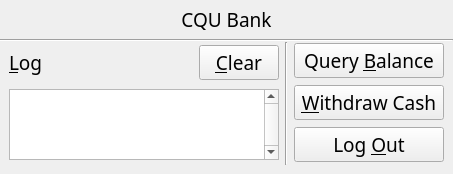
Old version of the form atmclientview.ui in the repository iphelf/ATM-Client.
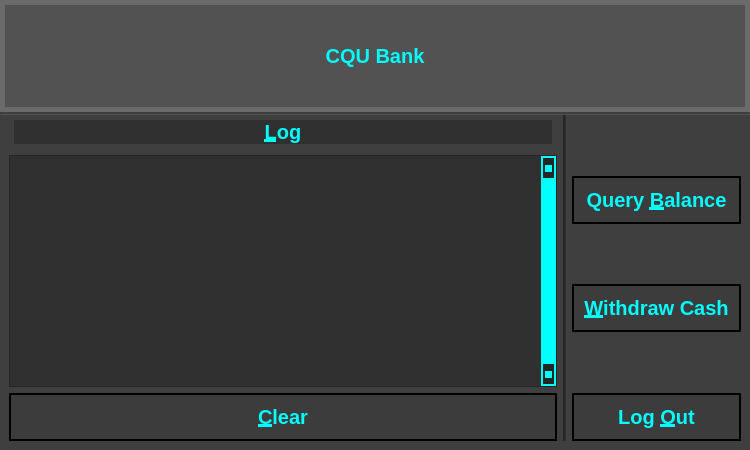
New version of the form. Icons and pictures are not drawn.

Commit message: Add asldkfj;kasdhglkadsh;fklsjd;fkldsakgjsa;dlkfj stylesheets.....

What changed in the file:
```diff
--- a/atmclientview.ui
+++ b/atmclientview.ui
@@ -6,19 +6,138 @@
    <rect>
     <x>0</x>
     <y>0</y>
-    <width>453</width>
-    <height>174</height>
+    <width>750</width>
+    <height>450</height>
    </rect>
   </property>
   <property name="font">
    <font>
-    <family>微软雅黑</family>
-    <pointsize>14</pointsize>
+    <family>Tahoma</family>
+    <pointsize>22</pointsize>
+    <weight>50</weight>
+    <italic>false</italic>
+    <bold>false</bold>
    </font>
   </property>
   <property name="windowTitle">
    <string>ATM Client</string>
   </property>
+  <property name="styleSheet">
+   <string notr="true">QMainWindow *{
+    font-size:20px;
+    font-weight:bold;
+	font: 22pt &quot;Tahoma&quot;;
+    background: rgba(0, 0, 0, 60);
+    color: cyan;
+    outline:none;
+    selection-color:white;
+    selection-background-color:limegreen;
+}
+QMainWindow{
+	border-image: url(./pic/Bright.jpg) 0 0 0 0 stretch stretch;
+}
+*:focus{
+    color: limegreen;
+    outline:none;
+}
+#labelCQUBank{
+	font: 36pt &quot;Tahoma&quot;;
+}
+#labelMenu{
+	font: 36pt &quot;Tahoma&quot;;
+}
+QPushButton{
+    background:#333333;
+	background-color: rgba(51, 51, 51, 60);
+    padding:10px;
+    color:cyan;
+    border-width: 2px;
+    border-style: solid;
+    border-color: rgba(0, 0, 0);
+    border-radius: 0px;
+}
+QPushButton:hover{
+    color:cyan;
+    border-color:cyan;
+    /*
+    border-top-color: cyan;
+    border-bottom-color: cyan;
+    border-left-color: black;
+    border-right-color: black;
+    */
+}
+QPushButton:pressed{
+	background-color: rgba(17, 17, 17, 60);
+    border-color:rgba(255, 255, 255);
+}
+QPushButton:focus{
+    color:limegreen;
+    outline:none;
+}
+QLineEdit{
+    border-style:outset;
+    margin:5px;
+    border-width:2px;
+	border-color:transparent;
+    border-bottom-color: cyan;
+}
+QLineEdit:hover{
+    border-bottom-color:rgba(255, 255, 255, 60);
+    color:limegreen;
+}
+Line{
+    background-color:cyan;
+}
+ QScrollBar:vertical {
+     border: 2px solid cyan;
+     background: transparent;
+     width: 15px;
+     margin: 22px 0 22px 0;
+ }
+ QScrollBar::handle:vertical {
+     background: cyan;
+     min-height: 20px;
+ }
+ QScrollBar::handle:vertical:hover{
+     background:limegreen;
+ }
+ QScrollBar::add-line:vertical {
+     border: 2px solid cyan;
+     background: transparent;
+     height: 20px;
+     subcontrol-position: bottom;
+     subcontrol-origin: margin;
+ }
+
+ QScrollBar::sub-line:vertical {
+     border: 2px solid cyan;
+     background: transparent;
+     height: 20px;
+     subcontrol-position: top;
+     subcontrol-origin: margin;
+ }
+ QScrollBar::up-arrow:vertical,
+ QScrollBar::down-arrow:vertical {
+     border: 2px solid cyan;
+     width: 3px;
+     height: 3px;
+     background: cyan;
+ }
+ QScrollBar::up-arrow:vertical:hover,
+ QScrollBar::down-arrow:vertical:hover {
+     border: 2px solid limegreen;
+     width: 3px;
+     height: 3px;
+     background: limegreen;
+ }
+
+ QScrollBar::add-page:vertical, QScrollBar::sub-page:vertical {
+     background: transparent;
+ }
+QLabel{
+     margin:5px;
+ }</string>
+  </property>
   <property name="inputMethodHints">
    <set>Qt::ImhNone</set>
   </property>
@@ -76,6 +195,15 @@
         </item>
         <item>
          <widget class="QLabel" name="labelCQUBank">
+          <property name="font">
+           <font>
+            <family>Tahoma</family>
+            <pointsize>36</pointsize>
+            <weight>50</weight>
+            <italic>false</italic>
+            <bold>false</bold>
+           </font>
+          </property>
           <property name="text">
            <string>ATM Configuration</string>
           </property>
@@ -163,8 +291,11 @@
               <property name="text">
                <string>119.29.117.67</string>
               </property>
+              <property name="frame">
+               <bool>true</bool>
+              </property>
               <property name="alignment">
-               <set>Qt::AlignRight|Qt::AlignTrailing|Qt::AlignVCenter</set>
+               <set>Qt::AlignLeading|Qt::AlignLeft|Qt::AlignVCenter</set>
               </property>
               <property name="placeholderText">
                <string>Host Address</string>
@@ -205,7 +336,7 @@
                <string>3333</string>
               </property>
               <property name="alignment">
-               <set>Qt::AlignRight|Qt::AlignTrailing|Qt::AlignVCenter</set>
+               <set>Qt::AlignLeading|Qt::AlignLeft|Qt::AlignVCenter</set>
               </property>
               <property name="placeholderText">
                <string>Port Number</string>
@@ -242,7 +373,7 @@
             <item>
              <widget class="QPushButton" name="buttonConfigure">
               <property name="sizePolicy">
-               <sizepolicy hsizetype="Minimum" vsizetype="Minimum">
+               <sizepolicy hsizetype="Minimum" vsizetype="Fixed">
                 <horstretch>0</horstretch>
                 <verstretch>0</verstretch>
                </sizepolicy>
@@ -275,10 +406,17 @@
           </item>
          </layout>
         </item>
+        <item>
+         <widget class="QPushButton" name="buttonExit">
+          <property name="text">
+           <string>Exit</string>
+          </property>
+         </widget>
+        </item>
        </layout>
       </widget>
       <widget class="QWidget" name="pageConnected">
-       <layout class="QVBoxLayout" name="verticalLayout_4">
+       <layout class="QVBoxLayout" name="verticalLayout_4" stretch="2,0,6">
         <property name="spacing">
          <number>0</number>
         </property>
@@ -294,22 +432,6 @@
         <property name="bottomMargin">
          <number>0</number>
         </property>
-        <item>
-         <spacer name="verticalSpacer_7">
-          <property name="orientation">
-           <enum>Qt::Vertical</enum>
-          </property>
-          <property name="sizeType">
-           <enum>QSizePolicy::Minimum</enum>
-          </property>
-          <property name="sizeHint" stdset="0">
-           <size>
-            <width>1</width>
-            <height>6</height>
-           </size>
-          </property>
-         </spacer>
-        </item>
         <item>
          <widget class="QLabel" name="labelMenu">
           <property name="text">
@@ -320,22 +442,6 @@
           </property>
          </widget>
         </item>
-        <item>
-         <spacer name="verticalSpacer_4">
-          <property name="orientation">
-           <enum>Qt::Vertical</enum>
-          </property>
-          <property name="sizeType">
-           <enum>QSizePolicy::Minimum</enum>
-          </property>
-          <property name="sizeHint" stdset="0">
-           <size>
-            <width>1</width>
-            <height>6</height>
-           </size>
-          </property>
-         </spacer>
-        </item>
         <item>
          <widget class="Line" name="line_2">
           <property name="orientation">
@@ -366,10 +472,26 @@
              <number>0</number>
             </property>
             <item row="0" column="0">
-             <layout class="QVBoxLayout" name="verticalLayout_3">
+             <layout class="QVBoxLayout" name="verticalLayout_3" stretch="2,5,2,0">
               <property name="spacing">
                <number>0</number>
               </property>
+              <item>
+               <spacer name="verticalSpacer_2">
+                <property name="orientation">
+                 <enum>Qt::Vertical</enum>
+                </property>
+                <property name="sizeType">
+                 <enum>QSizePolicy::Minimum</enum>
+                </property>
+                <property name="sizeHint" stdset="0">
+                 <size>
+                  <width>1</width>
+                  <height>6</height>
+                 </size>
+                </property>
+               </spacer>
+              </item>
               <item>
                <layout class="QGridLayout" name="gridLayout_3">
                 <item row="0" column="0">
@@ -432,7 +554,7 @@
                    <enum>QLineEdit::Password</enum>
                   </property>
                   <property name="alignment">
-                   <set>Qt::AlignRight|Qt::AlignTrailing|Qt::AlignVCenter</set>
+                   <set>Qt::AlignLeading|Qt::AlignLeft|Qt::AlignVCenter</set>
                   </property>
                   <property name="placeholderText">
                    <string>Password</string>
@@ -461,7 +583,7 @@
                    <string>998877665544</string>
                   </property>
                   <property name="alignment">
-                   <set>Qt::AlignRight|Qt::AlignTrailing|Qt::AlignVCenter</set>
+                   <set>Qt::AlignLeading|Qt::AlignLeft|Qt::AlignVCenter</set>
                   </property>
                   <property name="placeholderText">
                    <string>User ID</string>
@@ -614,26 +736,19 @@
                    <string>&amp;Log</string>
                   </property>
                   <property name="alignment">
-                   <set>Qt::AlignLeading|Qt::AlignLeft|Qt::AlignVCenter</set>
+                   <set>Qt::AlignCenter</set>
                   </property>
                   <property name="buddy">
                    <cstring>textEditLog</cstring>
                   </property>
                  </widget>
                 </item>
-                <item>
-                 <widget class="QPushButton" name="pushButton">
-                  <property name="text">
-                   <string>&amp;Clear</string>
-                  </property>
-                 </widget>
-                </item>
                </layout>
               </item>
               <item>
                <widget class="QTextEdit" name="textEditLog">
                 <property name="sizePolicy">
-                 <sizepolicy hsizetype="Expanding" vsizetype="Fixed">
+                 <sizepolicy hsizetype="Expanding" vsizetype="Expanding">
                   <horstretch>0</horstretch>
                   <verstretch>0</verstretch>
                  </sizepolicy>
@@ -647,7 +762,7 @@
                 <property name="maximumSize">
                  <size>
                   <width>16777215</width>
-                  <height>71</height>
+                  <height>16777215</height>
                  </size>
                 </property>
                 <property name="acceptDrops">
@@ -672,8 +787,8 @@
                  <string>&lt;!DOCTYPE HTML PUBLIC &quot;-//W3C//DTD HTML 4.0//EN&quot; &quot;http://www.w3.org/TR/REC-html40/strict.dtd&quot;&gt;
 &lt;html&gt;&lt;head&gt;&lt;meta name=&quot;qrichtext&quot; content=&quot;1&quot; /&gt;&lt;style type=&quot;text/css&quot;&gt;
 p, li { white-space: pre-wrap; }
-&lt;/style&gt;&lt;/head&gt;&lt;body style=&quot; font-family:'微软雅黑'; font-size:14pt; font-weight:400; font-style:normal;&quot;&gt;
-&lt;p style=&quot;-qt-paragraph-type:empty; margin-top:0px; margin-bottom:0px; margin-left:0px; margin-right:0px; -qt-block-indent:0; text-indent:0px; font-size:10pt;&quot;&gt;&lt;br /&gt;&lt;/p&gt;&lt;/body&gt;&lt;/html&gt;</string>
+&lt;/style&gt;&lt;/head&gt;&lt;body style=&quot; font-family:'Tahoma'; font-size:22pt; font-weight:400; font-style:normal;&quot;&gt;
+&lt;p style=&quot;-qt-paragraph-type:empty; margin-top:0px; margin-bottom:0px; margin-left:0px; margin-right:0px; -qt-block-indent:0; text-indent:0px; font-family:'微软雅黑'; font-size:10pt;&quot;&gt;&lt;br /&gt;&lt;/p&gt;&lt;/body&gt;&lt;/html&gt;</string>
                 </property>
                 <property name="acceptRichText">
                  <bool>true</bool>
@@ -683,6 +798,19 @@
                 </property>
                </widget>
               </item>
+              <item>
+               <widget class="QPushButton" name="pushButton">
+                <property name="sizePolicy">
+                 <sizepolicy hsizetype="Minimum" vsizetype="Fixed">
+                  <horstretch>0</horstretch>
+                  <verstretch>0</verstretch>
+                 </sizepolicy>
+                </property>
+                <property name="text">
+                 <string>&amp;Clear</string>
+                </property>
+               </widget>
+              </item>
              </layout>
             </item>
             <item>
@@ -697,6 +825,22 @@
               <property name="spacing">
                <number>0</number>
               </property>
+              <item>
+               <spacer name="verticalSpacer_11">
+                <property name="orientation">
+                 <enum>Qt::Vertical</enum>
+                </property>
+                <property name="sizeType">
+                 <enum>QSizePolicy::Expanding</enum>
+                </property>
+                <property name="sizeHint" stdset="0">
+                 <size>
+                  <width>1</width>
+                  <height>6</height>
+                 </size>
+                </property>
+               </spacer>
+              </item>
               <item>
                <widget class="QPushButton" name="buttonBalance">
                 <property name="minimumSize">
@@ -716,7 +860,7 @@
                  <enum>Qt::Vertical</enum>
                 </property>
                 <property name="sizeType">
-                 <enum>QSizePolicy::Minimum</enum>
+                 <enum>QSizePolicy::Expanding</enum>
                 </property>
                 <property name="sizeHint" stdset="0">
                  <size>
@@ -740,12 +884,12 @@
                </widget>
               </item>
               <item>
-               <spacer name="verticalSpacer_10">
+               <spacer name="verticalSpacer_12">
                 <property name="orientation">
                  <enum>Qt::Vertical</enum>
                 </property>
                 <property name="sizeType">
-                 <enum>QSizePolicy::Minimum</enum>
+                 <enum>QSizePolicy::Expanding</enum>
                 </property>
                 <property name="sizeHint" stdset="0">
                  <size>
```
Left out of the diff: 31 changed lines with no effect on the pictures. The commit also changes 2 other files.
